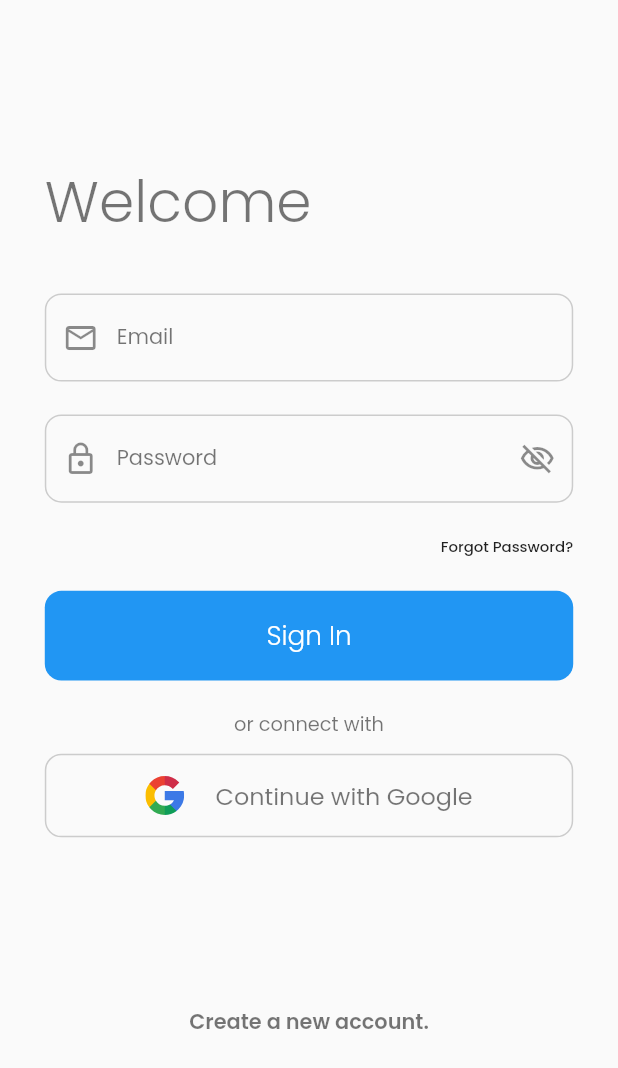
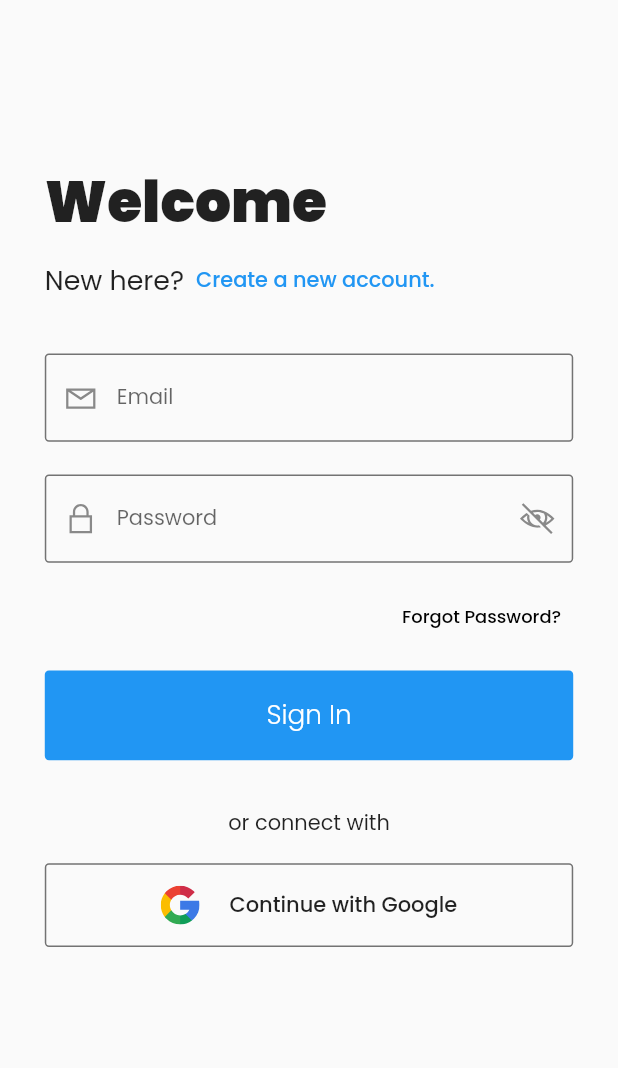
Before and after one commit to gaganyadav80/givnotes, a Flutter app: the screen it shows after launch, on a phone screen of 412 x 824 dp. Shown: the top 1068 px of the screen. Run offline on Flutter 3.47's test engine with Material 2 defaults, Android fonts, the phone set to English and light mode, and no system bars; drawn by our look-alikes of velocity_x; our stand-ins replace bloc, cloud_firestore, equatable, firebase_auth, firebase_core, flutter_bloc and 23 more; missing offline and left inert: biometric_storage, encrypt, flutter_quill; accounts and stored records are empty.

Commit message:
feat: new login screens

```diff
--- a/lib/main.dart
+++ b/lib/main.dart
@@ -9,6 +9,7 @@ import 'package:flutter_screenutil/flutter_screenutil.dart';
 import 'package:get/get.dart';
 import 'package:get_storage/get_storage.dart';
 import 'package:givnotes/database/database.dart';
+import 'package:google_fonts/google_fonts.dart';
 import 'package:hydrated_bloc/hydrated_bloc.dart';
 import 'package:path_provider/path_provider.dart';
 
@@ -99,9 +100,6 @@ class _GivnotesAppState extends State<GivnotesApp> {
       title: 'Givnotes',
       theme: ThemeData(
         fontFamily: 'Poppins',
-        colorScheme: ThemeData().colorScheme.copyWith(
-              secondary: Colors.black, // accent color
-            ),
         pageTransitionsTheme: const PageTransitionsTheme(
             builders: {TargetPlatform.android: ZoomPageTransitionsBuilder()}),
       ),
--- a/lib/screens/src/about_us.dart
+++ b/lib/screens/src/about_us.dart
@@ -4,7 +4,7 @@ import 'package:flutter_screenutil/flutter_screenutil.dart';
 import 'package:flutter_svg/flutter_svg.dart';
 
 import 'package:givnotes/routes.dart';
-import 'package:givnotes/widgets/blue_button.dart';
+import 'package:givnotes/widgets/widgets.dart';
 
 class AboutUsPage extends StatelessWidget {
   static const String aboutGivnotes =
--- a/lib/screens/src/minimal_login/components/constants.dart
+++ b/lib/screens/src/minimal_login/components/constants.dart
@@ -1,12 +1,13 @@
 import 'package:flutter/material.dart';
 import 'package:flutter_screenutil/flutter_screenutil.dart';
 
-final kBorderRadius = BorderRadius.circular(12.r);
+final kBorderRadius = BorderRadius.circular(3.r);
 
 final kInputBorderStyle = OutlineInputBorder(
   borderRadius: kBorderRadius,
-  borderSide: BorderSide(
+  borderSide: const BorderSide(
     width: 1.0,
-    color: Colors.grey[500]!.withOpacity(0.5),
+    // color: Colors.grey[400]!,
+    color: Colors.black54,
   ),
 );
--- a/lib/screens/src/minimal_login/components/custom_form_field.dart
+++ b/lib/screens/src/minimal_login/components/custom_form_field.dart
@@ -72,23 +72,24 @@ class CustomTextFormField extends StatelessWidget {
       maxLengthEnforcement:
           _maxLength != null ? MaxLengthEnforcement.enforced : null,
       controller: _fieldController,
-      cursorColor: Theme.of(context).primaryColor,
+      cursorColor: Colors.black,
       keyboardType: _keyboardType,
       obscureText: _obscureText ?? false,
       validator: _validator,
       textCapitalization: _textCapitalization ?? TextCapitalization.none,
       textAlignVertical: TextAlignVertical.center,
-      style: Theme.of(context).textTheme.caption!.copyWith(fontSize: 14.w),
+      style: TextStyle(fontSize: 14.w),
       inputFormatters: _inputFormatters,
       decoration: InputDecoration(
+        prefixIcon: _prefixIcon,
         suffixIcon: _suffix,
         border: kInputBorderStyle,
         focusedBorder: kInputBorderStyle,
         enabledBorder: kInputBorderStyle,
-        hintStyle: Theme.of(context).textTheme.caption!.copyWith(fontSize: 14.w),
+        // hintStyle:
+        // Theme.of(context).textTheme.caption!.copyWith(fontSize: 14.w),
         contentPadding: EdgeInsets.symmetric(horizontal: 15.w, vertical: 19.w),
         hintText: _hintText,
-        prefixIcon: _prefixIcon,
       ),
     );
   }
--- a/lib/screens/src/minimal_login/components/google_button.dart
+++ b/lib/screens/src/minimal_login/components/google_button.dart
@@ -1,34 +1,26 @@
 import 'package:flutter/material.dart';
 import 'package:flutter_screenutil/flutter_screenutil.dart';
 import 'package:flutter_svg/svg.dart';
+import 'package:givnotes/services/services.dart';
 
 import 'constants.dart';
 
 class GoogleButton extends StatelessWidget {
-  final Function onPressed;
+  final VoidCallback onPressed;
   final String title;
   const GoogleButton({Key? key, required this.title, required this.onPressed})
       : super(key: key);
   @override
   Widget build(BuildContext context) {
-    return Material(
-      borderRadius: kBorderRadius,
-      color: Colors.transparent,
-      elevation: 0.0,
-      shadowColor: Colors.grey[400]!.withOpacity(0.2),
-      child: ElevatedButton(
-        onPressed: onPressed as void Function()?,
-        style: ElevatedButton.styleFrom(
-          elevation: 0.0,
+    return TextButton(
+      onPressed: onPressed,
+      style: TextButton.styleFrom(
         padding: EdgeInsets.symmetric(vertical: 15.w),
         // color: Theme.of(context).scaffoldBackgroundColor,
-          primary: Theme.of(context).scaffoldBackgroundColor,
+        // primary: Theme.of(context).scaffoldBackgroundColor,
         shape: RoundedRectangleBorder(
           borderRadius: kBorderRadius,
-            side: BorderSide(
-              width: 1.0,
-              color: Colors.grey[500]!.withOpacity(0.5),
-            ),
+          side: kInputBorderStyle.borderSide,
         ),
       ),
       child: Row(
@@ -37,18 +29,13 @@ class GoogleButton extends StatelessWidget {
           SvgPicture.asset(
             'assets/logo/google.svg',
             alignment: Alignment.center,
-              fit: BoxFit.contain,
+            // fit: BoxFit.contain,
             height: 26.w,
             width: 26.w,
           ),
-            SizedBox(width: 21.w),
-            Text(
-              title,
-              style:
-                  Theme.of(context).textTheme.caption!.copyWith(fontSize: 16.w),
-            )
+          HSpace(20.w),
+          Text(title, style: Theme.of(context).textTheme.button!)
         ],
-        ),
       ),
     );
   }
--- a/lib/screens/src/minimal_login/login_page.dart
+++ b/lib/screens/src/minimal_login/login_page.dart
@@ -1,12 +1,12 @@
 import 'package:flutter/material.dart';
 import 'package:flutter_bloc/flutter_bloc.dart';
 import 'package:flutter_screenutil/flutter_screenutil.dart';
-import 'package:fluttertoast/fluttertoast.dart';
+import 'package:line_icons/line_icons.dart';
 import 'package:velocity_x/velocity_x.dart';
 
 import 'package:givnotes/services/services.dart';
 import 'package:givnotes/routes.dart';
-import 'package:givnotes/widgets/blue_button.dart';
+import 'package:givnotes/widgets/custom_buttons.dart';
 
 import 'bloc/authentication/authentication_bloc.dart';
 import 'components/components.dart';
@@ -17,7 +17,7 @@ class LoginPage extends StatelessWidget {
   @override
   Widget build(BuildContext context) {
     void _onGoogleSignInPressed() {
-      Fluttertoast.showToast(msg: 'Will be added soon');
+      showToast(msg: 'Will be added soon');
       // BlocProvider.of<AuthenticationBloc>(context).add(LoginWithGoogle());
     }
 
@@ -33,17 +33,17 @@ class LoginPage extends StatelessWidget {
         leading: ModalRoute.of(context)!.canPop
             ? InkWell(
                 onTap: () => Navigator.pop(context),
-                child: const Icon(Icons.close, color: Colors.black),
+                child: const Icon(LineIcons.times, color: Colors.black),
               )
             : null,
       ),
       body: BlocListener<AuthenticationBloc, AuthenticationState>(
         listener: (context, state) async {
           if (state is AuthFailure) {
-            Fluttertoast.showToast(msg: state.message!);
+            showToast(msg: state.message!);
           }
           if (state is AuthSuccess) {
-            Fluttertoast.showToast(msg: "Authentication successfull");
+            showToast(msg: "Authentication successfull");
             Navigator.of(context).pushReplacementNamed(RouterName.homeRoute);
           }
           if (state is AuthNeedsVerification) {
@@ -54,7 +54,7 @@ class LoginPage extends StatelessWidget {
         },
         child: ListView(
           children: [
-            SizedBox(height: 50.w),
+            VSpace(50.w),
             Container(
               margin: EdgeInsets.symmetric(horizontal: 30.w),
               child: Column(
@@ -62,17 +62,23 @@ class LoginPage extends StatelessWidget {
                 mainAxisSize: MainAxisSize.min,
                 crossAxisAlignment: CrossAxisAlignment.start,
                 children: [
-                  'Welcome'.text.headline1(context).size(38.w).light.make(),
-                  SizedBox(height: 33.w),
+                  'Welcome'.text.size(38.w).extraBlack.make(),
+                  <Widget>[
+                    'New here?'.text.size(18.w).make(),
+                    TextButton(
+                      onPressed: _onSignUpPressed,
+                      child: 'Create a new account.'
+                          .text
+                          .size(14.w)
+                          .color(Theme.of(context).primaryColor)
+                          .make(),
+                    ).centered(),
+                  ].hStack(),
+                  VSpace(25.w),
                   const LoginForm(),
-                  SizedBox(height: 20.w),
-                  'or connect with'
-                      .text
-                      .headline4(context)
-                      .size(13.w)
-                      .make()
-                      .centered(),
-                  SizedBox(height: 10.w),
+                  VSpace(32.w),
+                  'or connect with'.text.size(14.w).make().centered(),
+                  VSpace(16.w),
                   Hero(
                     tag: 'google-button',
                     child: GoogleButton(
@@ -80,17 +86,6 @@ class LoginPage extends StatelessWidget {
                       onPressed: _onGoogleSignInPressed,
                     ),
                   ),
-                  SizedBox(height: 100.w),
-                  TextButton(
-                    onPressed: _onSignUpPressed,
-                    child: 'Create a new account.'
-                        .text
-                        .caption(context)
-                        .size(14.w)
-                        .semiBold
-                        .make(),
-                  ).centered(),
-                  // SizedBox(height: screenHeight * 0.045), //30
                 ],
               ),
             ),
@@ -137,7 +132,7 @@ class _LoginFormState extends State<LoginForm> {
         formKey: _formKey,
         emailController: _emailController,
         onPressed: () {
-          Fluttertoast.showToast(msg: 'TODO: Will be added soon');
+          showToast(msg: 'TODO: Will be added soon');
           // if (!_formKey.currentState.validate()) return;
 
           // BlocProvider.of<AuthenticationBloc>(context).add(ForgetPassword(email: _emailController.text));
@@ -175,9 +170,9 @@ class _LoginFormState extends State<LoginForm> {
             hintText: 'Email',
             keyboardType: TextInputType.emailAddress,
             validator: _validator.validateEmail,
-            prefixIcon: const Icon(Icons.email_outlined),
+            prefixIcon: const Icon(LineIcons.envelope),
           ),
-          SizedBox(height: 22.w),
+          VSpace(22.w),
           BlocConsumer<AuthenticationBloc, AuthenticationState>(
             listener: (context, state) {
               if (state is LoginObscureState) {
@@ -191,37 +186,34 @@ class _LoginFormState extends State<LoginForm> {
                 maxLines: 1,
                 fieldController: _passtextController,
                 hintText: 'Password',
-                prefixIcon: const Icon(Icons.lock_outline),
+                prefixIcon: const Icon(LineIcons.lock),
                 keyboardType: TextInputType.text,
                 validator: _validator.validatePassword,
                 obscureText: _isObscure,
                 suffix: _isObscure!
                     ? GestureDetector(
                         onTap: _onObscurePressed,
-                        child: const Icon(Icons.visibility_off_outlined))
+                        child: const Icon(LineIcons.eyeSlash))
                     : GestureDetector(
                         onTap: _onObscurePressed,
-                        child: const Icon(Icons.visibility_outlined)),
+                        child: const Icon(LineIcons.eye)),
               );
             },
           ),
-          SizedBox(height: 22.w),
+          VSpace(12.w),
           Row(
             mainAxisAlignment: MainAxisAlignment.end,
             children: [
-              GestureDetector(
-                onTap: _onForgetPasswordPressed,
+              TextButton(
+                onPressed: _onForgetPasswordPressed,
                 child: Text(
                   "Forgot Password?",
-                  style: Theme.of(context).textTheme.headline6!.copyWith(
-                        fontSize: 10.w,
-                        color: Theme.of(context).iconTheme.color,
-                      ),
+                  style: TextStyle(fontSize: 12.w, color: Colors.black),
                 ),
               ),
             ],
           ),
-          SizedBox(height: 22.w),
+          VSpace(12.w),
           BlocBuilder<AuthenticationBloc, AuthenticationState>(
             builder: (context, state) {
               return state is LoginInProgress
--- a/lib/screens/src/profile/profile.dart
+++ b/lib/screens/src/profile/profile.dart
@@ -12,9 +12,6 @@ import 'package:velocity_x/velocity_x.dart';
 import 'package:givnotes/routes.dart';
 import 'package:givnotes/screens/screens.dart';
 import 'package:givnotes/services/services.dart';
-import 'package:givnotes/widgets/blue_button.dart';
-import 'package:givnotes/widgets/circular_animation.dart';
-import 'package:givnotes/widgets/circular_loading.dart';
 import 'package:givnotes/widgets/widgets.dart';
 
 import 'profile_widgets.dart';
--- a/lib/services/services.dart
+++ b/lib/services/services.dart
@@ -11,6 +11,7 @@ export 'src/multi_select_notes.dart';
 export 'src/permissions.dart';
 export 'src/simple_bloc_observer.dart';
 export 'src/string_process.dart';
+export 'src/utils.dart';
 export 'src/validators.dart';
 export 'src/variables.dart';
 
--- /dev/null
+++ b/lib/services/src/utils.dart
@@ -0,0 +1,27 @@
+import 'package:flutter/material.dart';
+import 'package:fluttertoast/fluttertoast.dart';
+
+class VSpace extends StatelessWidget {
+  const VSpace(this.height, {Key? key}) : super(key: key);
+  final double height;
+
+  @override
+  Widget build(BuildContext context) {
+    return SizedBox(height: height);
+  }
+}
+
+// HSpace
+class HSpace extends StatelessWidget {
+  const HSpace(this.width, {Key? key}) : super(key: key);
+  final double width;
+
+  @override
+  Widget build(BuildContext context) {
+    return SizedBox(width: width);
+  }
+}
+
+Future<bool?> showToast({String? msg}) {
+  return Fluttertoast.showToast(msg: msg!);
+}
--- a/lib/widgets/widgets.dart
+++ b/lib/widgets/widgets.dart
@@ -2,6 +2,10 @@ export 'custom_circular_checkbox.dart';
 export 'custom_appbar.dart';
 export 'custom_dialog.dart';
 export 'floating_modal.dart';
+export 'custom_buttons.dart';
+export 'circular_animation.dart';
+export 'circular_loading.dart';
+export 'simple_lockscreen.dart';
 
 import 'package:flutter/material.dart';
 
```
Also changed, not shown: lib/screens/src/minimal_login/registration_page.dart (+32 -87 lines), lib/screens/src/minimal_login/verification_page.dart (+46 -40 lines), lib/widgets/custom_buttons.dart (renamed from lib/widgets/blue_button.dart, +51 -2 lines). Lines whose indentation alone changed are shown as unchanged.
